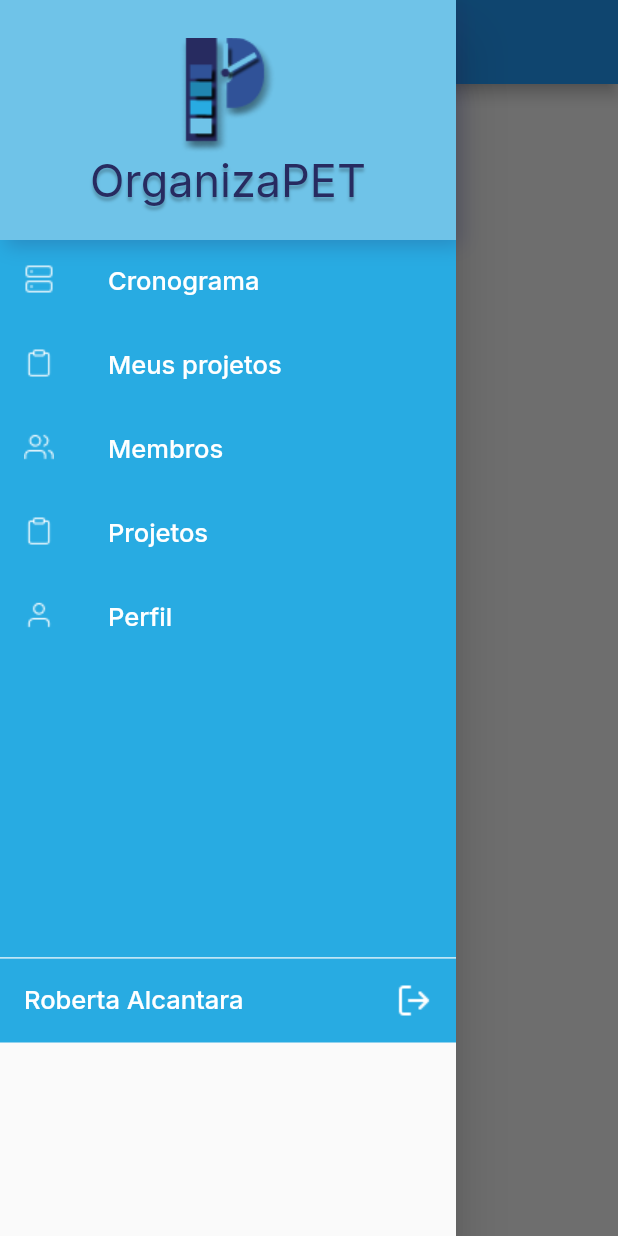
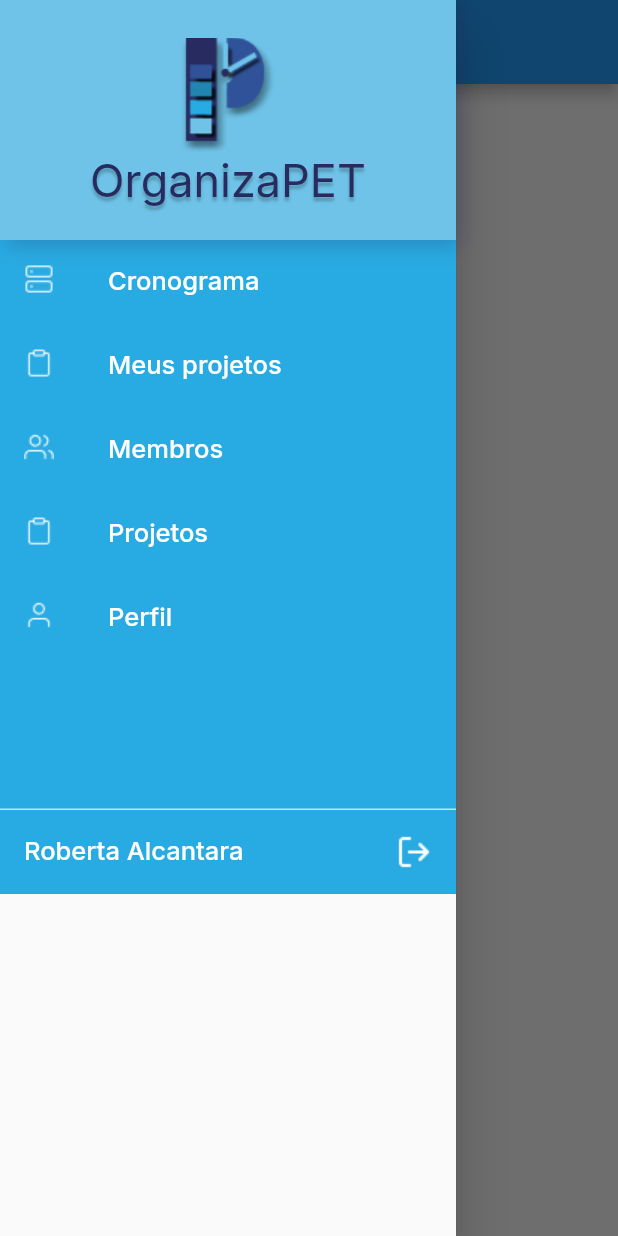
Before and after one commit to MahatKC/organizapet, a Flutter app: the screen it shows after launch, with the side drawer open, on a phone screen of 412 x 824 dp. Run offline on Flutter 3.47's test engine with Material 2 defaults, Android fonts, the phone set to English and light mode, and no system bars; our stand-ins replace cloud_firestore, firebase_auth, firebase_core, google_fonts, shared_preferences; accounts and stored records are empty.

Commit message:
menu sanduiche

```diff
--- a/organizapet/lib/shared/widgets/menu/menuSanduiche.dart
+++ b/organizapet/lib/shared/widgets/menu/menuSanduiche.dart
@@ -81,12 +81,14 @@ class MenuSanduiche extends StatelessWidget {
             selectedTileColor: AppColors.boxListBorder,
             onTap: () {},
           ),
-          Container(
-            height: 199,
+          Expanded(
+            child: Container(
+            height: 100,
             decoration: BoxDecoration(
                 color: AppColors.barraMenu,
                 border: Border(
                     bottom: BorderSide(color: Colors.white70, width: 1))),
+          ),
           ),
           ListTile(
             tileColor: AppColors.barraMenu,
```
